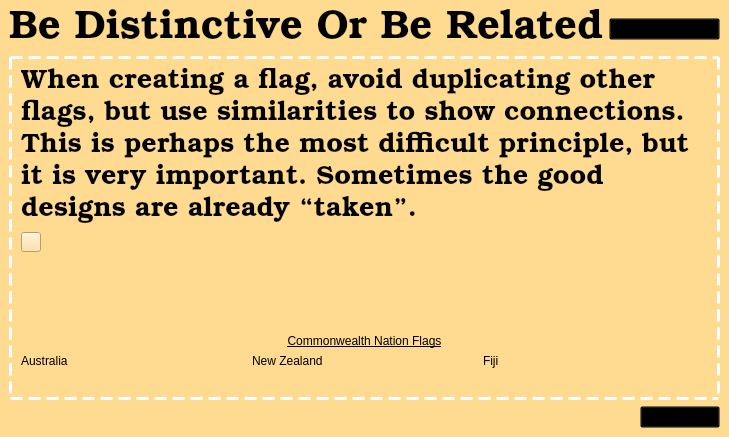
The window that bedistinctiveorrelatedlesson.ui (zxjorge/EDApp) describes before a commit, drawn with Qt 5.
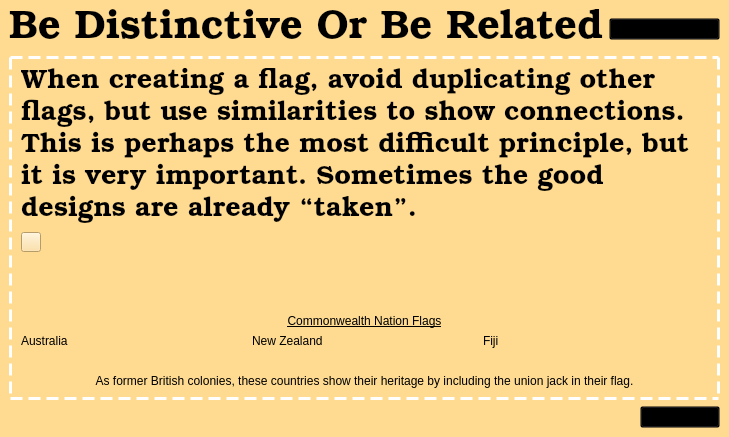
The same window after the commit. Icons and pictures are not drawn.

What changed in the file:
```diff
--- a/bedistinctiveorrelatedlesson.ui
+++ b/bedistinctiveorrelatedlesson.ui
@@ -307,6 +307,20 @@
              </item>
             </layout>
            </item>
+           <item>
+            <widget class="QLabel" name="label_20">
+             <property name="styleSheet">
+              <string notr="true">font: 300 12pt &quot;Bookman Old Style&quot;;
+color: rgb(0, 0, 0);</string>
+             </property>
+             <property name="text">
+              <string>As former British colonies, these countries show their heritage by including the union jack in their flag.</string>
+             </property>
+             <property name="alignment">
+              <set>Qt::AlignCenter</set>
+             </property>
+            </widget>
+           </item>
           </layout>
          </widget>
         </item>
```
Left out of the diff: 14 changed lines with no effect on the pictures.
